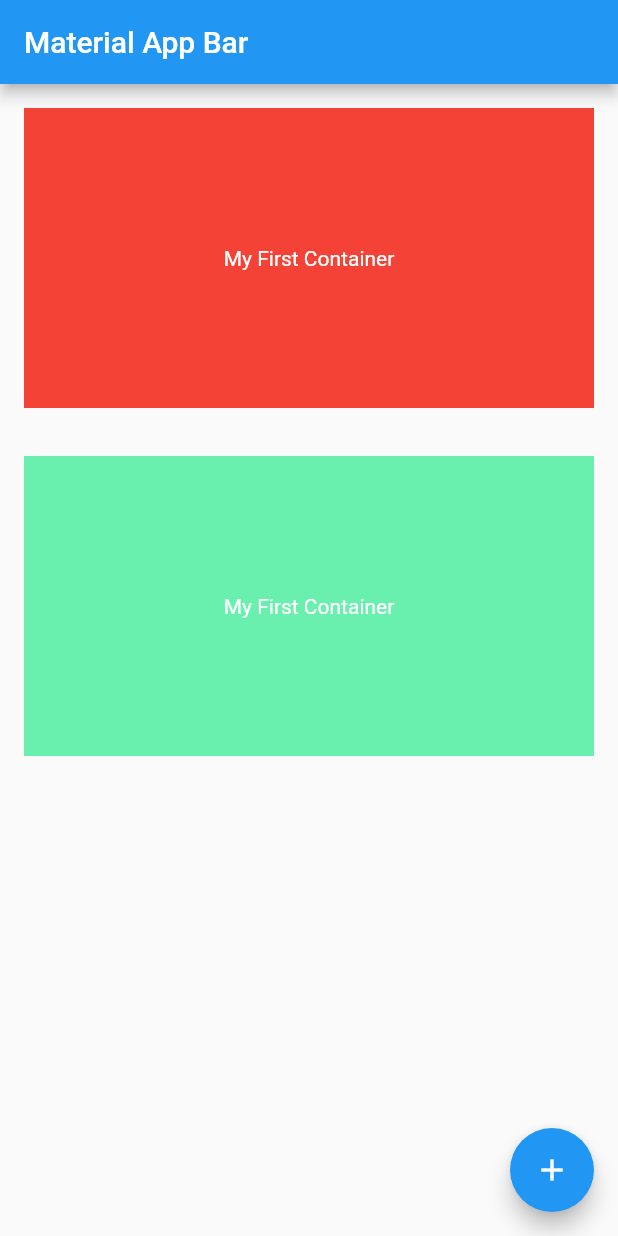
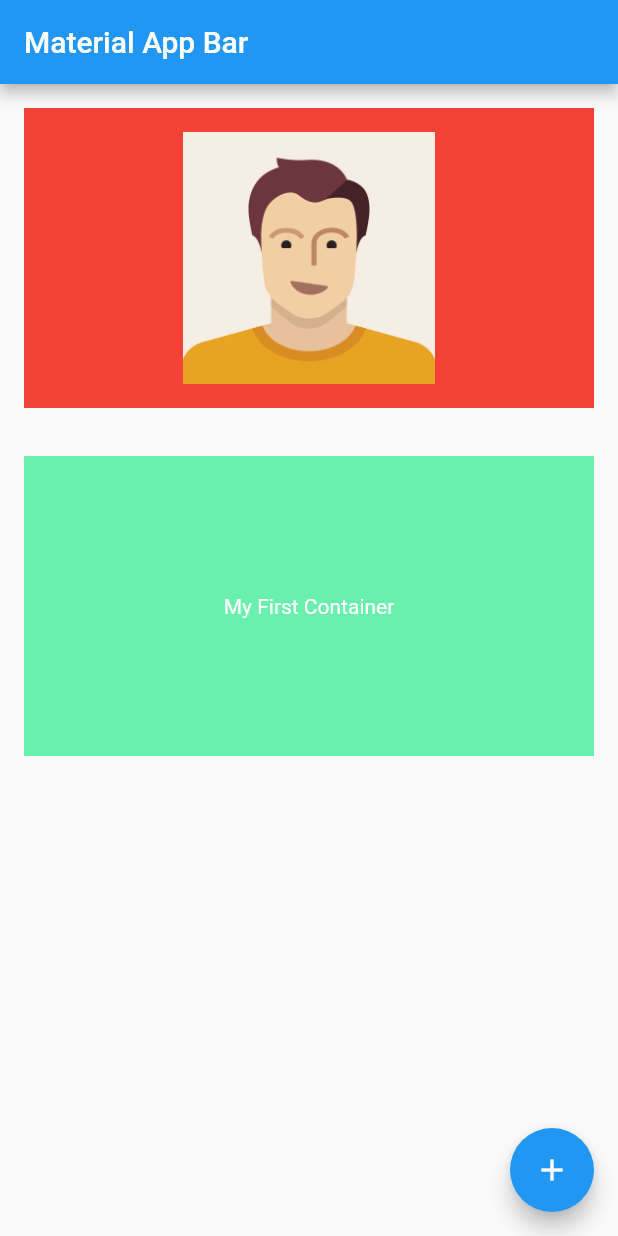
Before and after one commit to dev-phatnv/flutter-easy-approach, a Flutter app: the screen it shows after launch, on a phone screen of 412 x 824 dp. Run offline on Flutter 3.47's test engine with Material 2 defaults, Android fonts, the phone set to English and light mode, and no system bars.

Commit message:
[#master] using Images

```diff
--- a/lib/main.dart
+++ b/lib/main.dart
@@ -30,10 +30,9 @@ class MyApp extends StatelessWidget {
               width: double.infinity,
               height: 200,
               margin: EdgeInsets.all(16),
+              padding: EdgeInsets.all(16),
               color: Colors.red,
-              child: Center(
-                child: Text('My First Container', style: TextStyle(color: Colors.white),),
-              )
+              child: Image.asset("assets/male.png", fit: BoxFit.contain,)
             ),
             Container(
               width: double.infinity,
--- a/logs/flutter_daemon.txt
+++ b/logs/flutter_daemon.txt
@@ -43,3 +43,7 @@ Tue Sep 22 2020 [14:21:18 GMT+0700 (Indochina Time)] Log file started
 [2:29:48 PM] [General] [Warn] Did not find session 96cabf38-b4ae-41b4-9a4a-608a2cfafa89 to handle dart.progressStart. There were 0 sessions:
 [2:29:48 PM] [General] [Warn] Event will be queued and processed when the session start event fires
 [2:30:49 PM] [FlutterRun] [Error] [Dart ] Error -32601 received from application: Method not found
+[3:57:40 PM] [FlutterDaemon] [Info] ==> [{"id":"7","method":"daemon.getSupportedPlatforms","params":{"projectRoot":"/Users/admin/Projects/FlutterCourse/flutter_easy_approach"}}]
+[3:57:40 PM] [FlutterDaemon] [Info] <== [{"id":"7","result":{"platforms":["ios","android"]}}]
+[3:57:40 PM] [General] [Warn] Did not find session 6197aa81-05f0-4060-a29f-588f34c80775 to handle dart.progressStart. There were 0 sessions:
+[3:57:40 PM] [General] [Warn] Event will be queued and processed when the session start event fires
--- a/pubspec.yaml
+++ b/pubspec.yaml
@@ -45,8 +45,8 @@ flutter:
   uses-material-design: true
 
   # To add assets to your application, add an assets section, like this:
-  # assets:
-  #   - images/a_dot_burr.jpeg
+  assets:
+    - assets/
   #   - images/a_dot_ham.jpeg
 
   # An image asset can refer to one or more resolution-specific "variants", see
```
Also changed, not shown: assets/male.png (added).
